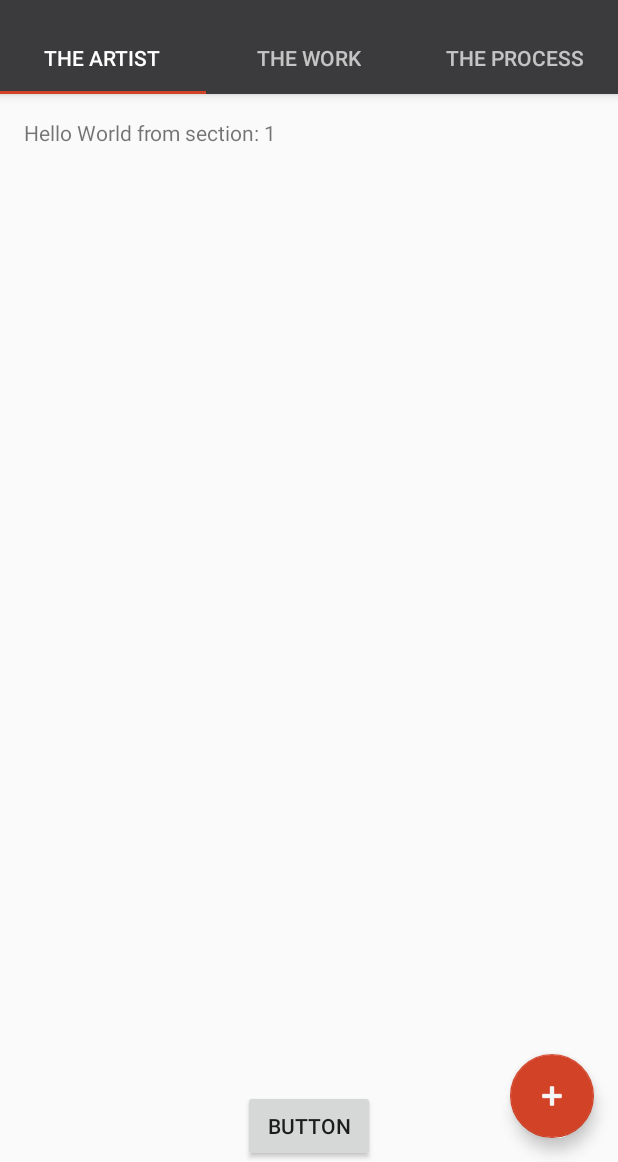
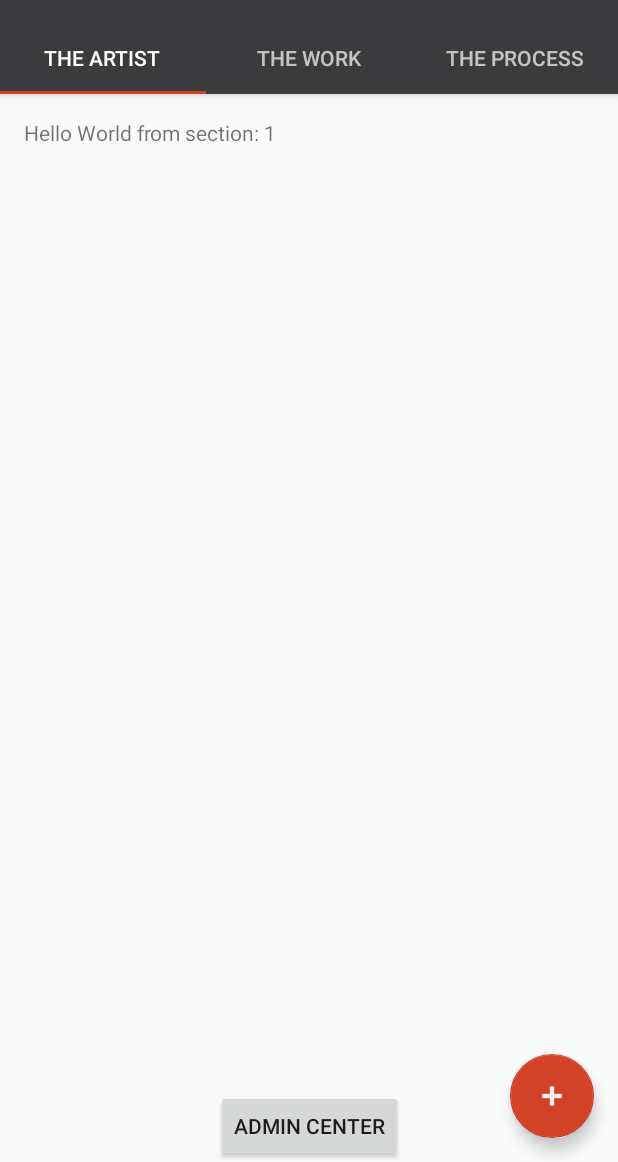
Before and after one commit to nick-bigger/MoG-Kiosk, an Android app: the screen it shows after launch (MainActivity), on a phone screen of 412 x 824 dp, the part 74-1236 px from its top. Run offline under Robolectric (Android 15) with nearby library versions, the phone set to English and light mode, and no system bars.

Commit message:
fixes to admin center button

```diff
--- a/MoGKiosk/app/src/main/res/layout/activity_main.xml
+++ b/MoGKiosk/app/src/main/res/layout/activity_main.xml
@@ -56,7 +56,7 @@
         android:layout_width="wrap_content"
         android:layout_height="wrap_content"
         android:onClick="goToAdmin"
-        android:text="Button"
+        android:text="@string/admin_button"
         app:layout_anchor="@+id/container"
         app:layout_anchorGravity="bottom|center" />
 
--- a/MoGKiosk/app/src/main/res/values/strings.xml
+++ b/MoGKiosk/app/src/main/res/values/strings.xml
@@ -2,6 +2,7 @@
     <string name="app_name">Museum of Glass</string>
     <string name="action_settings">Settings</string>
     <string name="section_format">Hello World from section: %1$d</string>
+    <string name="admin_button">Admin Center</string>
     <string name="title_activity_settings">Settings</string>
 
     <!-- Strings related to Settings -->
```
